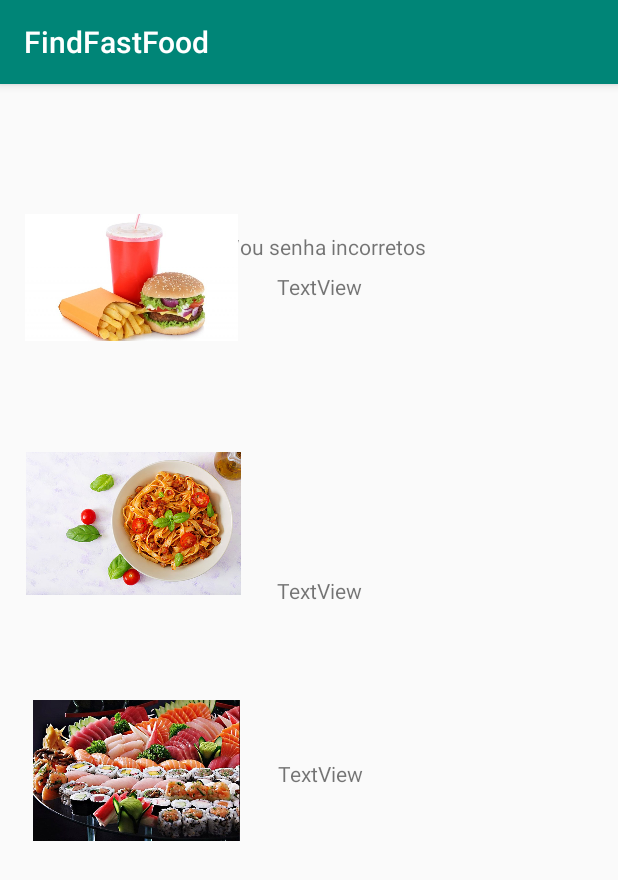
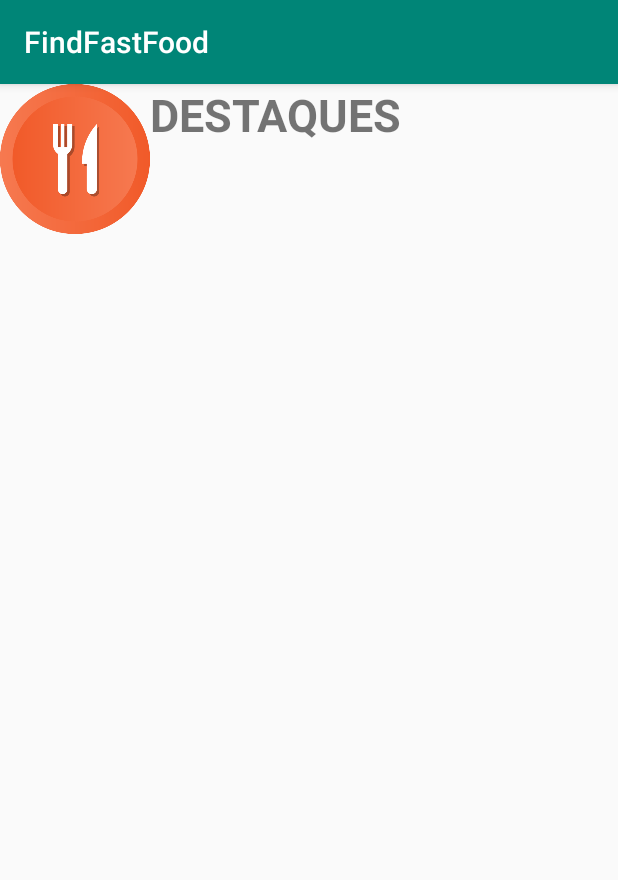
Before and after one commit to ParzivalMarcos/FindFastFoodDefinitivo, an Android app: the screen it shows after launch (TelaPrincipal), after a tap on "LOGIN", on a phone screen of 412 x 824 dp. Shown: the top 880 px of the screen. Run offline under Robolectric (Android 15) with nearby library versions, the phone set to English and light mode, and no system bars.

Commit message:
Inicio tela principal

```diff
--- a/app/src/main/java/com/example/findfastfood/TelaPrincipal.java
+++ b/app/src/main/java/com/example/findfastfood/TelaPrincipal.java
@@ -4,41 +4,15 @@ import androidx.appcompat.app.AppCompatActivity;
 
 import android.content.Intent;
 import android.os.Bundle;
+import android.widget.ImageButton;
 import android.widget.ImageView;
 import android.widget.TextView;
 
 public class TelaPrincipal extends AppCompatActivity {
 
-    TextView txtBemVindo;
-    TextView txtComidaJaponesa;
-    TextView txtComidaItaliana;
-    TextView txtFastFood;
-    ImageView imgComidaJaponesa;
-    ImageView imgComidaItaliana;
-    ImageView imgFastFood;
-
     @Override
     protected void onCreate(Bundle savedInstanceState) {
         super.onCreate(savedInstanceState);
         setContentView(R.layout.activity_tela_principal);
-        this.txtBemVindo = findViewById(R.id.txtBemVindo);
-        this.txtComidaItaliana = findViewById(R.id.txtComidaItaliana);
-        this.txtComidaJaponesa = findViewById(R.id.txtComidaJaponesa);
-        this.txtFastFood = findViewById(R.id.txtFastFood);
-        this.imgComidaItaliana = findViewById(R.id.imgComidaItaliana);
-        this.imgComidaJaponesa = findViewById(R.id.imgComidaJaponesa);
-        this.imgFastFood = findViewById(R.id.imgFastFood);
-
-
-        Intent it = getIntent();
-        String login = it.getExtras().getString("login");
-        String senha = it.getExtras().getString("senha");
-
-
-        if (login.equals("admin") && senha.equals("admin")){
-            this.txtBemVindo.setText("Usuario aprovado!!!");
-        }else{
-            this.txtBemVindo.setText("Usuario e/ou senha incorretos");
-        }
     }
 }
--- a/app/src/main/res/layout/activity_tela_principal.xml
+++ b/app/src/main/res/layout/activity_tela_principal.xml
@@ -1,103 +1,37 @@
 <?xml version="1.0" encoding="utf-8"?>
-<androidx.constraintlayout.widget.ConstraintLayout xmlns:android="http://schemas.android.com/apk/res/android"
+<LinearLayout xmlns:android="http://schemas.android.com/apk/res/android"
     xmlns:app="http://schemas.android.com/apk/res-auto"
     xmlns:tools="http://schemas.android.com/tools"
     android:layout_width="match_parent"
     android:layout_height="match_parent"
-    tools:context=".TelaPrincipal">
+    tools:context=".TelaPrincipal"
+    android:orientation="vertical">
 
-    <TextView
-        android:id="@+id/txtBemVindo"
-        android:layout_width="wrap_content"
-        android:layout_height="wrap_content"
-        android:layout_marginStart="171dp"
-        android:layout_marginTop="16dp"
-        android:layout_marginEnd="182dp"
-        android:layout_marginBottom="568dp"
-        app:layout_constraintBottom_toBottomOf="parent"
-        app:layout_constraintEnd_toEndOf="parent"
-        app:layout_constraintHorizontal_bias="0.586"
-        app:layout_constraintStart_toStartOf="parent"
-        app:layout_constraintTop_toTopOf="parent" />
+    <ScrollView
+        android:layout_width="match_parent"
+        android:layout_height="match_parent">
 
-    <ImageView
-        android:id="@+id/imgFastFood"
-        android:layout_width="142dp"
-        android:layout_height="94dp"
-        android:layout_marginStart="16dp"
-        android:layout_marginTop="44dp"
-        android:layout_marginEnd="253dp"
-        android:layout_marginBottom="16dp"
-        app:layout_constraintBottom_toTopOf="@+id/imgComidaItaliana"
-        app:layout_constraintEnd_toEndOf="parent"
-        app:layout_constraintStart_toStartOf="parent"
-        app:layout_constraintTop_toTopOf="parent"
-        app:srcCompat="@drawable/catfastfood" />
+        <LinearLayout
+            android:layout_width="match_parent"
+            android:layout_height="wrap_content">
 
-    <ImageView
-        android:id="@+id/imgComidaItaliana"
-        android:layout_width="146dp"
-        android:layout_height="95dp"
-        android:layout_marginStart="16dp"
-        android:layout_marginTop="16dp"
-        android:layout_marginEnd="250dp"
-        android:layout_marginBottom="16dp"
-        app:layout_constraintBottom_toTopOf="@+id/imgComidaJaponesa"
-        app:layout_constraintEnd_toEndOf="parent"
-        app:layout_constraintStart_toStartOf="parent"
-        app:layout_constraintTop_toBottomOf="@+id/imgFastFood"
-        app:srcCompat="@drawable/catcomidaitaliana" />
+        <ImageView
+            android:layout_width="100dp"
+            android:layout_height="100dp"
+            android:layout_gravity="top"
+            android:src="@drawable/logo">
 
-    <ImageView
-        android:id="@+id/imgComidaJaponesa"
-        android:layout_width="142dp"
-        android:layout_height="94dp"
-        android:layout_marginStart="19dp"
-        android:layout_marginTop="16dp"
-        android:layout_marginEnd="250dp"
-        android:layout_marginBottom="226dp"
-        app:layout_constraintBottom_toBottomOf="parent"
-        app:layout_constraintEnd_toEndOf="parent"
-        app:layout_constraintStart_toStartOf="parent"
-        app:layout_constraintTop_toBottomOf="@+id/imgComidaItaliana"
-        app:srcCompat="@drawable/catcomidajaponesa" />
+        </ImageView>
 
-    <TextView
-        android:id="@+id/txtComidaItaliana"
-        android:layout_width="205dp"
-        android:layout_height="92dp"
-        android:layout_marginStart="22dp"
-        android:layout_marginEnd="22dp"
-        android:layout_marginBottom="30dp"
-        android:text="TextView"
-        app:layout_constraintBottom_toTopOf="@+id/txtComidaJaponesa"
-        app:layout_constraintEnd_toEndOf="parent"
-        app:layout_constraintStart_toEndOf="@+id/imgComidaItaliana" />
+            <TextView
+                android:layout_width="wrap_content"
+                android:layout_height="wrap_content"
+                android:text="DESTAQUES"
+                android:textAlignment="center"
+                android:textSize="30sp"
+                android:textStyle="bold" />
+        </LinearLayout>
 
-    <TextView
-        android:id="@+id/txtFastFood"
-        android:layout_width="205dp"
-        android:layout_height="92dp"
-        android:layout_marginStart="26dp"
-        android:layout_marginTop="42dp"
-        android:layout_marginEnd="22dp"
-        android:layout_marginBottom="28dp"
-        android:text="TextView"
-        app:layout_constraintBottom_toTopOf="@+id/txtComidaItaliana"
-        app:layout_constraintEnd_toEndOf="parent"
-        app:layout_constraintStart_toEndOf="@+id/imgFastFood"
-        app:layout_constraintTop_toTopOf="parent" />
 
-    <TextView
-        android:id="@+id/txtComidaJaponesa"
-        android:layout_width="205dp"
-        android:layout_height="92dp"
-        android:layout_marginStart="23dp"
-        android:layout_marginEnd="22dp"
-        android:layout_marginBottom="226dp"
-        android:text="TextView"
-        app:layout_constraintBottom_toBottomOf="parent"
-        app:layout_constraintEnd_toEndOf="parent"
-        app:layout_constraintStart_toEndOf="@+id/imgComidaJaponesa" />
-
-</androidx.constraintlayout.widget.ConstraintLayout>
+    </ScrollView>
+</LinearLayout>
```
Also changed, not shown: app/src/main/ic_launcher-web.png (added), app/src/main/res/drawable/logo.png (added), app/src/main/res/mipmap-hdpi/ic_launcher_foreground.png (added), app/src/main/res/mipmap-mdpi/ic_launcher_foreground.png (added), app/src/main/res/mipmap-xhdpi/ic_launcher_foreground.png (added), app/src/main/res/mipmap-xxhdpi/ic_launcher_foreground.png (added), app/src/main/res/mipmap-xxxhdpi/ic_launcher_foreground.png (added).
